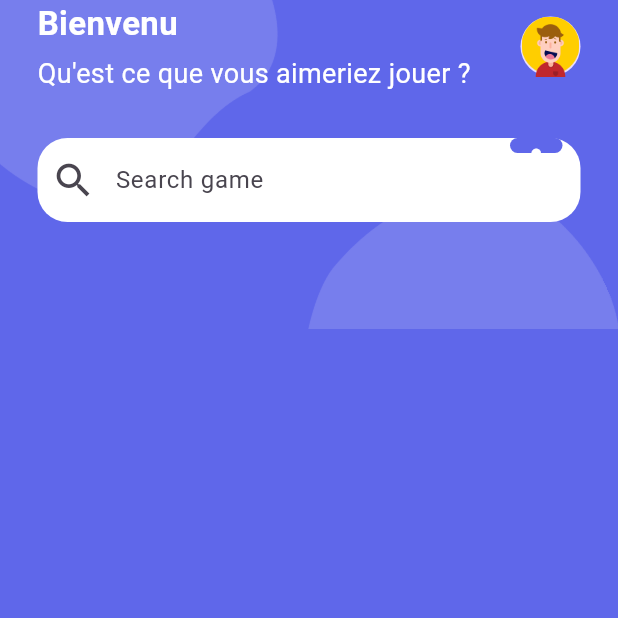
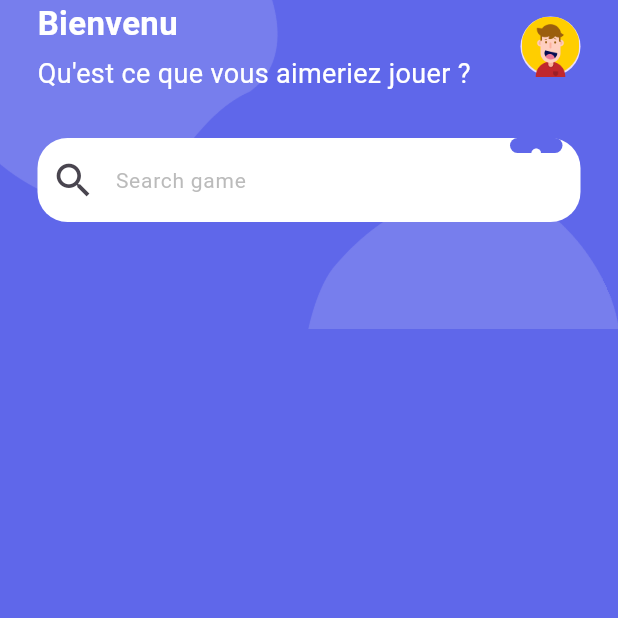
Before and after one commit to Gespere-bonaz/Game-Store, a Flutter app: the screen it shows after launch, on a phone screen of 412 x 824 dp, the top half of it. Run offline on Flutter 3.47's test engine with Material 3 defaults, Android fonts, the phone set to English and light mode, and no system bars.

Commit message:
Search bar

```diff
--- a/lib/pages/home/widgets/search.dart
+++ b/lib/pages/home/widgets/search.dart
@@ -25,7 +25,11 @@ class SearchSection extends StatelessWidget {
                   size: 30,
                 ),
                 hintText: 'Search game',
-            ),
+                hintStyle: TextStyle(
+                  fontSize: 14,
+                  // ignore: deprecated_member_use
+                  color: Colors.grey.withOpacity(0.7),
+                )),
           ),
           Positioned(
             right: 12,
```
Lines whose indentation alone changed are shown as unchanged.
